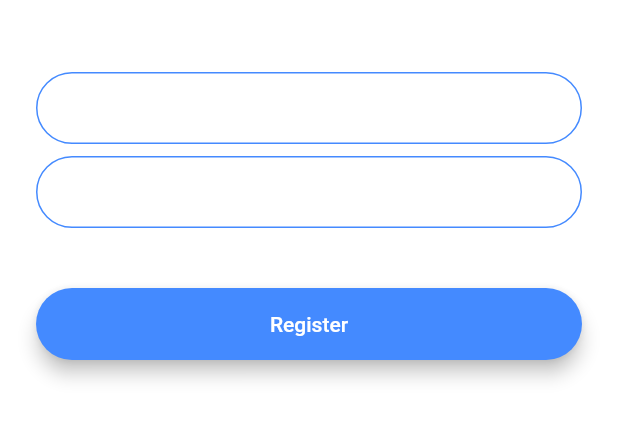
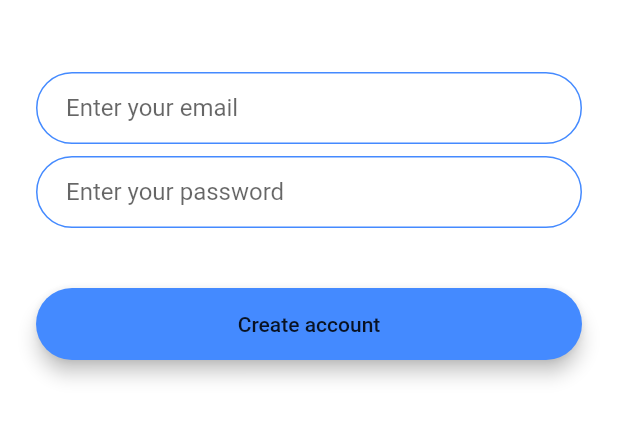
Before and after one commit to Basith-P/Flash-Chat, a Flutter app: the RegistrationScreen screen opened by its route, on a phone screen of 412 x 824 dp, the part 576-1018 px from its top. Run offline on Flutter 3.47's test engine with Material 2 defaults, Android fonts, the phone set to English and light mode, and no system bars; our stand-ins replace animated_text_kit.

```diff
--- a/lib/main.dart
+++ b/lib/main.dart
@@ -13,11 +13,6 @@ class FlashChat extends StatelessWidget {
   @override
   Widget build(BuildContext context) {
     return MaterialApp(
-      theme: ThemeData.dark().copyWith(
-        textTheme: const TextTheme(
-          bodyText1: TextStyle(color: Colors.black54),
-        ),
-      ),
       initialRoute: WelcomeScreen.routName,
       routes: {
         WelcomeScreen.routName: (ctx) => const WelcomeScreen(),
--- a/lib/screens/registration_screen.dart
+++ b/lib/screens/registration_screen.dart
@@ -1,4 +1,7 @@
 import 'package:flutter/material.dart';
+
+import '/widgets/rounded_button.dart';
+import '/utils/constants.dart';
 
 class RegistrationScreen extends StatefulWidget {
   const RegistrationScreen({Key? key}) : super(key: key);
@@ -9,7 +12,6 @@ class RegistrationScreen extends StatefulWidget {
 }
 
 class _RegistrationScreenState extends State<RegistrationScreen> {
-
   String? email;
   String? password;
 
@@ -37,65 +39,23 @@ class _RegistrationScreenState extends State<RegistrationScreen> {
               onChanged: (value) {
                 email = value;
               },
-              decoration: const InputDecoration(
-                hintText: 'Enter your email',
-                contentPadding: EdgeInsets.symmetric(vertical: 10.0, horizontal: 20.0),
-                border: OutlineInputBorder(
-                  borderRadius: BorderRadius.all(Radius.circular(32.0)),
-                ),
-                enabledBorder: OutlineInputBorder(
-                  borderSide: BorderSide(color: Colors.blueAccent, width: 1.0),
-                  borderRadius: BorderRadius.all(Radius.circular(32.0)),
-                ),
-                focusedBorder: OutlineInputBorder(
-                  borderSide: BorderSide(color: Colors.blueAccent, width: 2.0),
-                  borderRadius: BorderRadius.all(Radius.circular(32.0)),
-                ),
-              ),
+              decoration: kTextFieldDecoration.copyWith(hintText: 'Enter your email'),
             ),
             const SizedBox(height: 8.0),
             TextField(
               onChanged: (value) {
                 password = value;
               },
-              decoration: const InputDecoration(
-                hintText: 'Enter your password',
-                contentPadding: EdgeInsets.symmetric(vertical: 10.0, horizontal: 20.0),
-                border: OutlineInputBorder(
-                  borderRadius: BorderRadius.all(Radius.circular(32.0)),
-                ),
-                enabledBorder: OutlineInputBorder(
-                  borderSide: BorderSide(color: Colors.blueAccent, width: 1.0),
-                  borderRadius: BorderRadius.all(Radius.circular(32.0)),
-                ),
-                focusedBorder: OutlineInputBorder(
-                  borderSide: BorderSide(color: Colors.blueAccent, width: 2.0),
-                  borderRadius: BorderRadius.all(Radius.circular(32.0)),
-                ),
-              ),
+              decoration: kTextFieldDecoration.copyWith(hintText: 'Enter your password'),
             ),
             const SizedBox(
               height: 24.0,
             ),
-            Padding(
-              padding: const EdgeInsets.symmetric(vertical: 16.0),
-              child: Material(
-                color: Colors.blueAccent,
-                borderRadius: const BorderRadius.all(Radius.circular(30.0)),
-                elevation: 5.0,
-                child: MaterialButton(
-                  onPressed: () {
-                    //Implement registration functionality.
-                  },
-                  minWidth: 200.0,
-                  height: 42.0,
-                  child: const Text(
-                    'Register',
-                    style: TextStyle(color: Colors.white),
-                  ),
-                ),
-              ),
-            ),
+            RoundedButton(
+              title: 'Create account',
+              color: Colors.blueAccent,
+              onPressed: () {},
+            )
           ],
         ),
       ),
--- a/lib/utils/constants.dart
+++ b/lib/utils/constants.dart
@@ -17,3 +17,19 @@ const kMessageContainerDecoration = BoxDecoration(
     top: BorderSide(color: Colors.lightBlueAccent, width: 2.0),
   ),
 );
+
+const kTextFieldDecoration = InputDecoration(
+  hintText: ' ',
+  contentPadding: EdgeInsets.symmetric(vertical: 10.0, horizontal: 20.0),
+  border: OutlineInputBorder(
+    borderRadius: BorderRadius.all(Radius.circular(32.0)),
+  ),
+  enabledBorder: OutlineInputBorder(
+    borderSide: BorderSide(color: Colors.blueAccent, width: 1.0),
+    borderRadius: BorderRadius.all(Radius.circular(32.0)),
+  ),
+  focusedBorder: OutlineInputBorder(
+    borderSide: BorderSide(color: Colors.blueAccent, width: 2.0),
+    borderRadius: BorderRadius.all(Radius.circular(32.0)),
+  ),
+);
--- /dev/null
+++ b/lib/widgets/rounded_button.dart
@@ -0,0 +1,32 @@
+import 'package:flutter/material.dart';
+
+class RoundedButton extends StatelessWidget {
+  const RoundedButton({
+    Key? key,
+    required this.title,
+    required this.color,
+    required this.onPressed,
+  }) : super(key: key);
+
+  final String title;
+  final Color color;
+  final void Function() onPressed;
+
+  @override
+  Widget build(BuildContext context) {
+    return Padding(
+      padding: const EdgeInsets.symmetric(vertical: 16.0),
+      child: Material(
+        elevation: 5.0,
+        color: color,
+        borderRadius: BorderRadius.circular(30.0),
+        child: MaterialButton(
+          onPressed: onPressed,
+          minWidth: 200.0,
+          height: 42.0,
+          child: Text(title),
+        ),
+      ),
+    );
+  }
+}
--- a/pubspec.yaml
+++ b/pubspec.yaml
@@ -14,10 +14,6 @@ dependencies:
 
    cupertino_icons: ^1.0.2
    animated_text_kit: ^4.2.1
-   firebase_core: ^1.7.0
-   firebase_auth: ^3.1.2
-   cloud_firestore: ^2.5.3
-
 dev_dependencies:
    flutter_test:
       sdk: flutter
```
Also changed, not shown: lib/screens/login_screen.dart (+10 -48 lines), lib/screens/welcome_screen.dart (+13 -47 lines), pubspec.lock.
